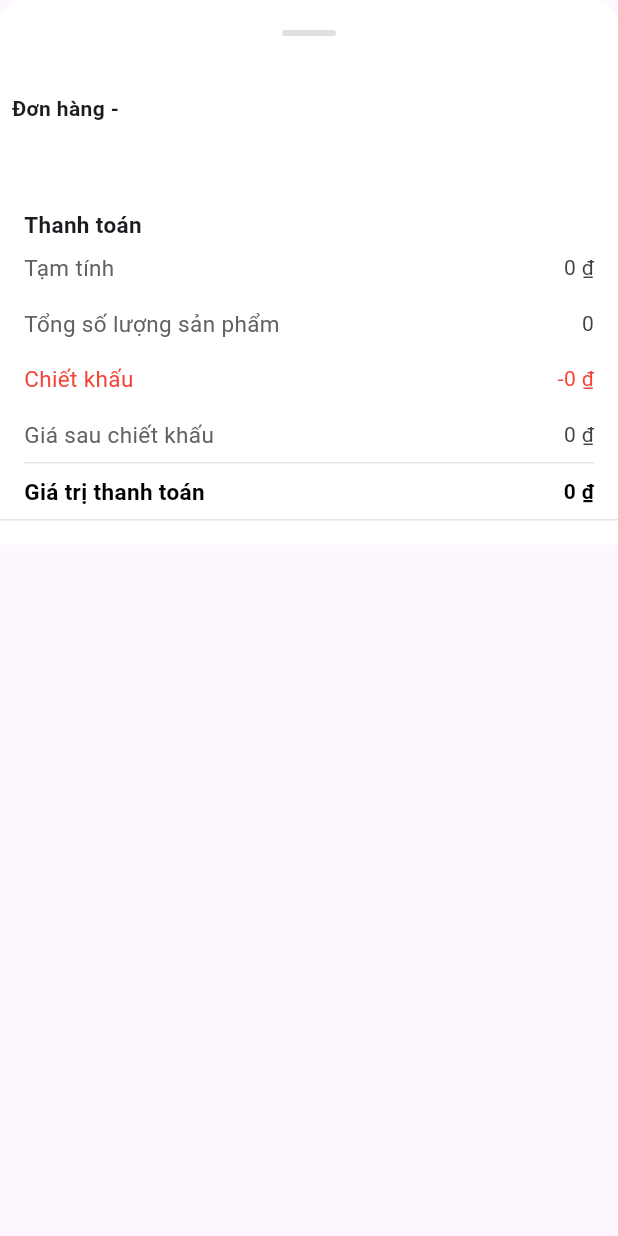
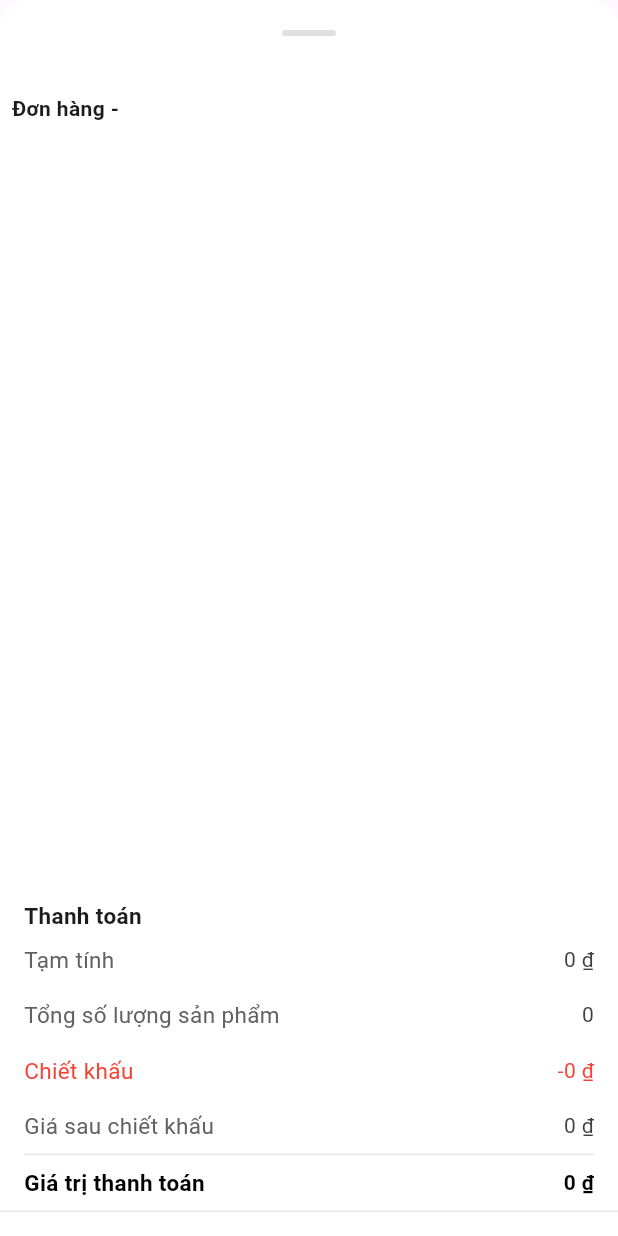
Before and after one commit to tritoan24/HOconnectBiz, a Flutter app: the ChiTietDonHang widget shown alone on an empty page, opened directly with empty values, on a phone screen of 412 x 824 dp. Run offline on Flutter 3.47's test engine with Material 3 defaults, Android fonts, the phone set to English and light mode, and no system bars; our stand-ins replace carousel_slider, convex_bottom_bar, device_info_plus, dropdown_button2, firebase_core, flutter_dotenv and 17 more; missing offline and left inert: dart:ffi, flutter_facebook_auth, form_builder_image_picker, onesignal_flutter; accounts and stored records are empty; network calls fail; project files that could hold a hidden picture were left out.

Commit message:
tritoan FIX UI create order

```diff
--- a/lib/screens/chat/create_order.dart
+++ b/lib/screens/chat/create_order.dart
@@ -292,7 +292,7 @@ class _CreateOrderState extends State<CreateOrder> {
                   if (selectedProductsList.isNotEmpty) ...[
                     const SizedBox(height: 16),
                     Container(
-                      height: 280,
+                      height: 230,
                       child: Scrollbar(
                         thickness: 6,
                         radius: Radius.circular(10),
--- a/lib/screens/tin_mua_hang/chi_tiet_don_hang.dart
+++ b/lib/screens/tin_mua_hang/chi_tiet_don_hang.dart
@@ -99,6 +99,7 @@ class _ChiTietDonHangState extends State<ChiTietDonHang> {
         // Danh sách sản phẩm
         Flexible(
           child: Container(
+            height: double.infinity,
             margin: const EdgeInsets.symmetric(horizontal: 8),
             child: Scrollbar(
               thumbVisibility: true,
```
